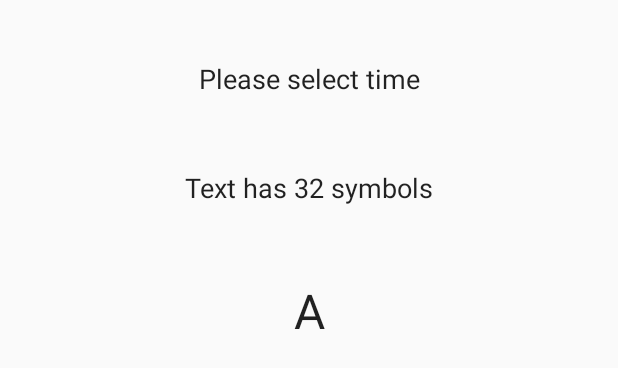
After one commit to gsamsonas/mobiliuju-programavimas, an Android app: the layout fragment_menu_and_threads.xml on its own in the app's theme, with its tools: preview values and no code run, on a phone screen of 412 x 824 dp. The commit adds this screen. Shown: the top 368 px of the screen. Run offline under Robolectric (Android 15) with nearby library versions, the phone set to English and light mode, and no system bars.

Commit message:
add menu and threads fragment

```diff
--- a/app/build.gradle
+++ b/app/build.gradle
@@ -7,13 +7,13 @@ apply plugin: "androidx.navigation.safeargs.kotlin"
 
 
 android {
-    compileSdkVersion 29
-    buildToolsVersion "29.0.3"
+    compileSdkVersion 30
+    buildToolsVersion "30.0"
 
     defaultConfig {
         applicationId "com.gsamsonas.mobiliujuprogramavimas"
         minSdkVersion 26
-        targetSdkVersion 29
+        targetSdkVersion 30
         versionCode 1
         versionName "1.0"
 
--- a/app/src/main/java/com/gsamsonas/mobiliujuprogramavimas/fragments/GraphicalInformationInputFragment.kt
+++ b/app/src/main/java/com/gsamsonas/mobiliujuprogramavimas/fragments/GraphicalInformationInputFragment.kt
@@ -1,6 +1,5 @@
 package com.gsamsonas.mobiliujuprogramavimas.fragments
 
-import android.app.Dialog
 import android.os.Bundle
 import android.view.LayoutInflater
 import android.view.View
--- a/app/src/main/java/com/gsamsonas/mobiliujuprogramavimas/fragments/MainFragment.kt
+++ b/app/src/main/java/com/gsamsonas/mobiliujuprogramavimas/fragments/MainFragment.kt
@@ -39,6 +39,9 @@ class MainFragment : Fragment() {
             },
             Pair("Penktas lab: Fragmentai") {
                 findNavController().navigate(MainFragmentDirections.actionMainFragmentToListViewFragment())
+            },
+            Pair("Šeštas lab: Meniu ir gijos") {
+                findNavController().navigate(MainFragmentDirections.actionMainFragmentToMenuAndThreadsFragment())
             }
         ))
     }
--- /dev/null
+++ b/app/src/main/res/layout/fragment_menu_and_threads.xml
@@ -0,0 +1,54 @@
+<?xml version="1.0" encoding="utf-8"?>
+<layout xmlns:android="http://schemas.android.com/apk/res/android"
+    xmlns:app="http://schemas.android.com/apk/res-auto"
+    xmlns:tools="http://schemas.android.com/tools">
+
+    <data>
+        <variable
+            name="viewModel"
+            type="com.gsamsonas.mobiliujuprogramavimas.viewmodels.MenuAndThreadsViewModel" />
+    </data>
+
+    <androidx.constraintlayout.widget.ConstraintLayout
+        android:layout_width="match_parent"
+        android:layout_height="match_parent">
+
+        <TextView
+            android:id="@+id/tvTimeDifference"
+            android:layout_width="wrap_content"
+            android:layout_height="wrap_content"
+            android:layout_margin="32dp"
+            android:padding="8dp"
+            android:text="@{viewModel.timeDifferenceText}"
+            tools:text="Please select time"
+            app:layout_constraintTop_toTopOf="parent"
+            app:layout_constraintStart_toStartOf="parent"
+            app:layout_constraintEnd_toEndOf="parent"/>
+
+        <TextView
+            android:id="@+id/tvTextLength"
+            android:layout_width="wrap_content"
+            android:layout_height="wrap_content"
+            android:layout_margin="32dp"
+            android:padding="8dp"
+            android:text="@{viewModel.textLengthText}"
+            tools:text="Text has 32 symbols"
+            app:layout_constraintTop_toBottomOf="@id/tvTimeDifference"
+            app:layout_constraintStart_toStartOf="parent"
+            app:layout_constraintEnd_toEndOf="parent"/>
+
+        <TextView
+            android:id="@+id/tvLetter"
+            android:layout_width="wrap_content"
+            android:layout_height="wrap_content"
+            android:layout_margin="32dp"
+            android:padding="8dp"
+            android:text="@{viewModel.letter}"
+            android:textSize="32sp"
+            tools:text="A"
+            app:layout_constraintTop_toBottomOf="@id/tvTextLength"
+            app:layout_constraintStart_toStartOf="parent"
+            app:layout_constraintEnd_toEndOf="parent"/>
+
+    </androidx.constraintlayout.widget.ConstraintLayout>
+</layout>
--- a/build.gradle
+++ b/build.gradle
@@ -8,9 +8,9 @@ buildscript {
 
     }
     dependencies {
-        classpath 'com.android.tools.build:gradle:4.0.1'
+        classpath 'com.android.tools.build:gradle:4.1.1'
         classpath "org.jetbrains.kotlin:kotlin-gradle-plugin:$kotlin_version"
-        classpath "androidx.navigation:navigation-safe-args-gradle-plugin:2.3.0"
+        classpath "androidx.navigation:navigation-safe-args-gradle-plugin:2.3.1"
 
         // NOTE: Do not place your application dependencies here; they belong
         // in the individual module build.gradle files
```
Also changed, not shown: app/src/main/java/com/gsamsonas/mobiliujuprogramavimas/fragments/MenuAndThreadsFragment.kt (added, +30 -0 lines), app/src/main/java/com/gsamsonas/mobiliujuprogramavimas/viewmodels/MenuAndThreadsViewModel.kt (added, +24 -0 lines), app/src/main/res/navigation/navigation_main.xml (+8 -0 lines), gradle/wrapper/gradle-wrapper.properties.
